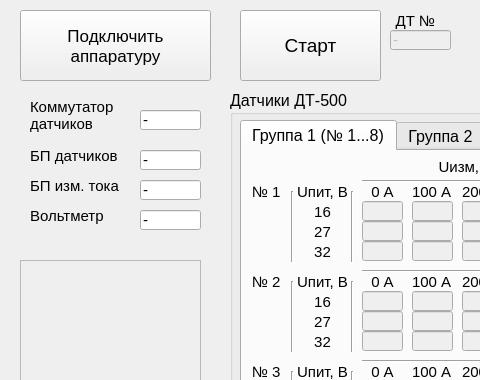
Old version of the form 5_Soft/2_Desktop_SW/DT_500_Autotest/ui/DT_500_Autotest.ui in the repository SkyEngineer/sensor_current_stand; both pictures show x 0 to 480 and y 0 to 380 of the 1128 by 669 pixel window.
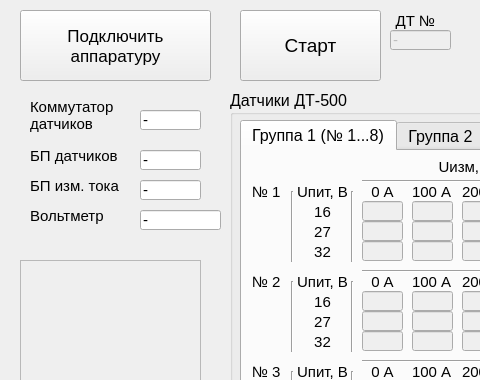
New version of the form.

```diff
--- a/5_Soft/2_Desktop_SW/DT_500_Autotest/ui/DT_500_Autotest.ui
+++ b/5_Soft/2_Desktop_SW/DT_500_Autotest/ui/DT_500_Autotest.ui
@@ -18682,7 +18682,7 @@
      <rect>
       <x>140</x>
       <y>210</y>
-      <width>61</width>
+      <width>81</width>
       <height>20</height>
      </rect>
     </property>
```
Left out of the diff: 8 changed lines with no effect on the pictures.
